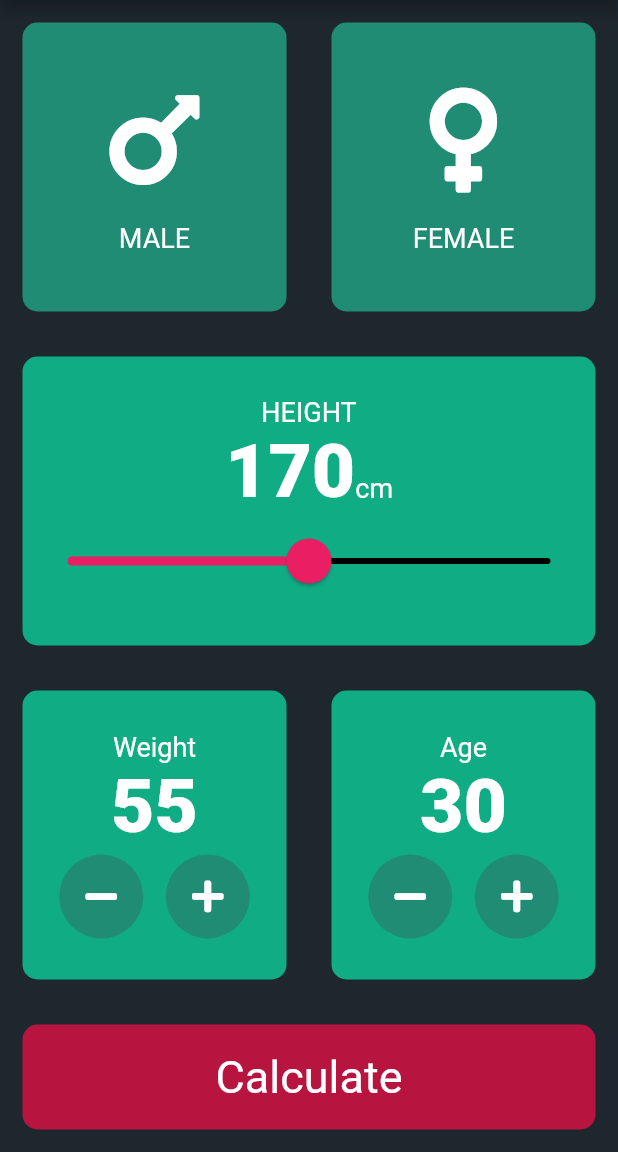
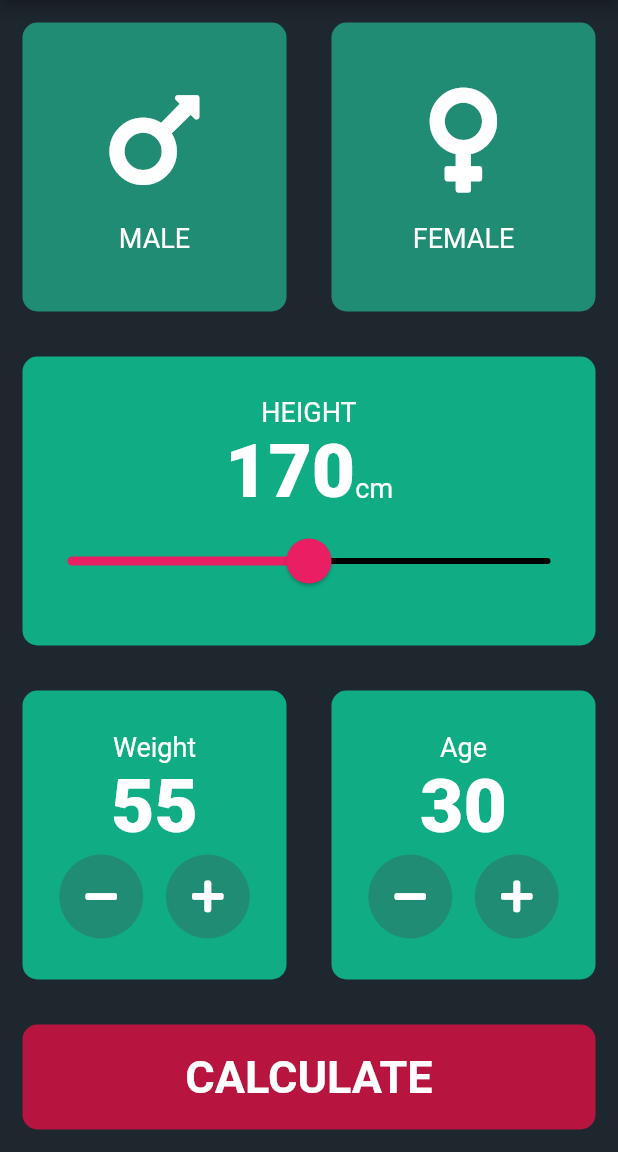
Before and after one commit to RahulMahesh62/BMI-Calculator, a Flutter app: the screen it shows after launch, on a phone screen of 412 x 824 dp, the part 84-1236 px from its top. Run offline on Flutter 3.47's test engine with Material 2 defaults, Android fonts, the phone set to English and light mode, and no system bars; our stand-ins replace font_awesome_flutter.

```diff
--- a/lib/input.dart
+++ b/lib/input.dart
@@ -3,6 +3,7 @@ import 'package:font_awesome_flutter/font_awesome_flutter.dart';
 import 'icon_content.dart';
 import 'reusable_card.dart';
 import 'constants.dart';
+import 'result_page.dart';
 
 enum IconGender{male,female,}
 
@@ -152,6 +153,7 @@ class _InputPageState extends State<InputPage> {
                     colour: kactiveContainerClr,
                     cardChild: Column(
                       mainAxisAlignment: MainAxisAlignment.center,
+                      crossAxisAlignment: CrossAxisAlignment.center,
                       children: <Widget>[
                         Text(
                           'Age',
@@ -190,7 +192,12 @@ class _InputPageState extends State<InputPage> {
                       ],)),
           ),
               ],),),
-              Container(
+              GestureDetector(
+                  onTap: (){
+                    Navigator.push(
+                      context, MaterialPageRoute(builder: (context) => ResultsPage()));
+                  },
+                  child: Container(
                   margin: EdgeInsets.all(15.0),
                   decoration: BoxDecoration(
                     color: kbottomContainerClr,
@@ -200,10 +207,12 @@ class _InputPageState extends State<InputPage> {
                   child: Row(
                     mainAxisAlignment: MainAxisAlignment.center,
                     children: <Widget>[
-                    Text('Calculate',
+                      Text('CALCULATE',
                       style: TextStyle(
-                      fontSize: 30.0,))
+                        fontSize: 30.0,
+                        fontWeight: FontWeight.bold,))
                     ],)
+                  ),
               ),
         ],
         ),
--- a/lib/main.dart
+++ b/lib/main.dart
@@ -14,7 +14,8 @@ class BMICalculator extends StatelessWidget {
         accentColor: Colors.purple,
         textTheme: TextTheme(
           body1:TextStyle(
-            color: Colors.white)
+            color: Colors.white
+            ),
             ),
       ),
       home: InputPage(),
```
Also changed, not shown: lib/result_page.dart (added, +20 -0 lines), 1 other file. Lines whose indentation alone changed are shown as unchanged.
